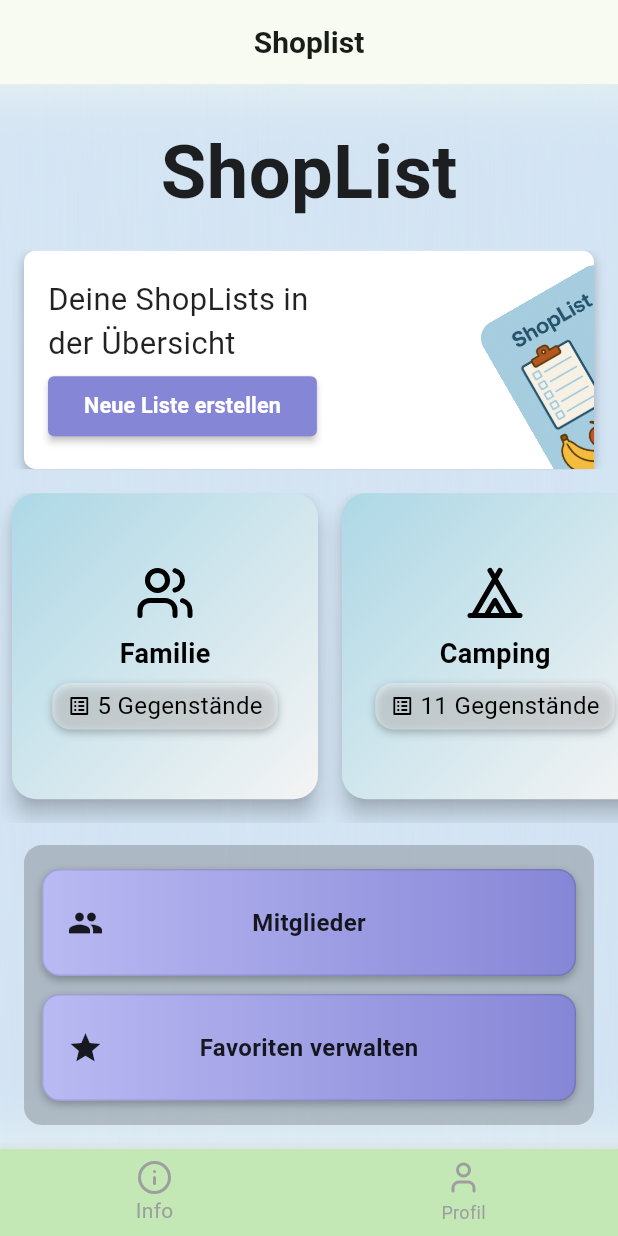
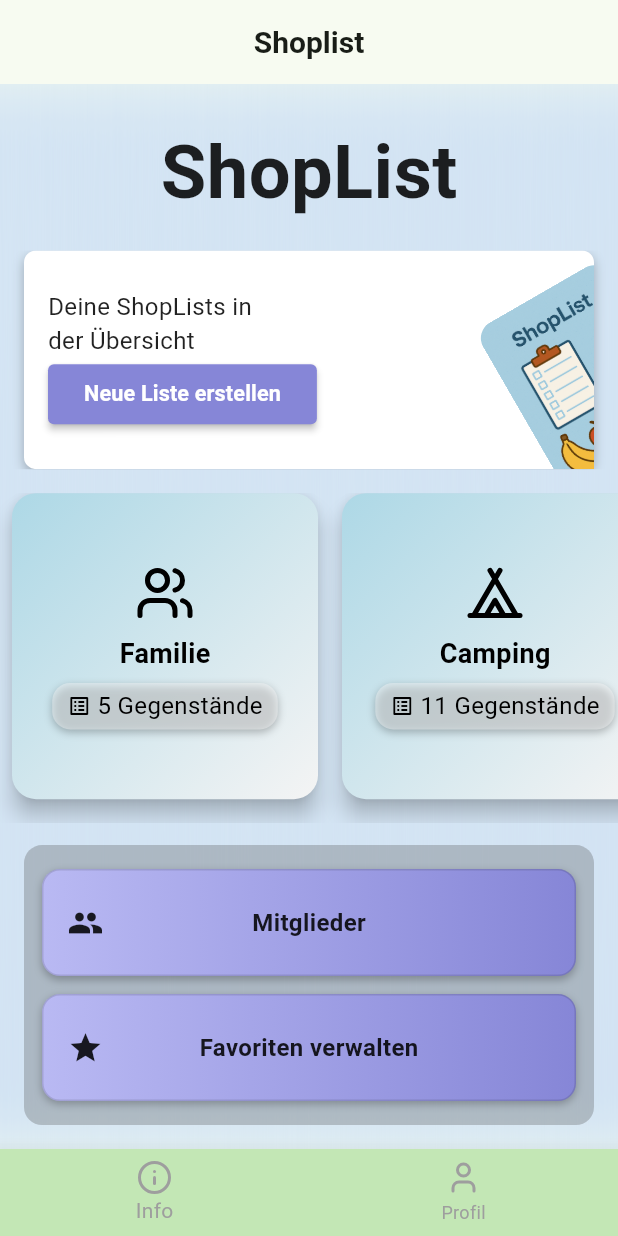
Before and after one commit to DanielTrompetter/shoplist, a Flutter app: the screen it shows after launch, on a phone screen of 412 x 824 dp. Run offline on Flutter 3.47's test engine with Material 3 defaults, Android fonts, the phone set to English and light mode, and no system bars; our stand-ins replace device_preview, google_fonts, lucide_icons; Roboto replaces fonts that are missing (Belanosima, Inria Sans).

Commit message:
fixed some sizes

```diff
--- a/lib/Screens/homescreen.dart
+++ b/lib/Screens/homescreen.dart
@@ -187,11 +187,11 @@ class CenterRect extends StatelessWidget {
                     Text(
                       'Deine ShopLists in\nder Übersicht',
                       style: GoogleFonts.belanosima(
-                        fontSize: screenWidth * 0.05,
+                        fontSize: 16,
                         color: Colors.black87,
                       ),
                     ),
-                    const SizedBox(height: 4),
+                    const SizedBox(height: 0),
                     ElevatedButton(
                       onPressed: () {},
                       style: ButtonStyle(
```
